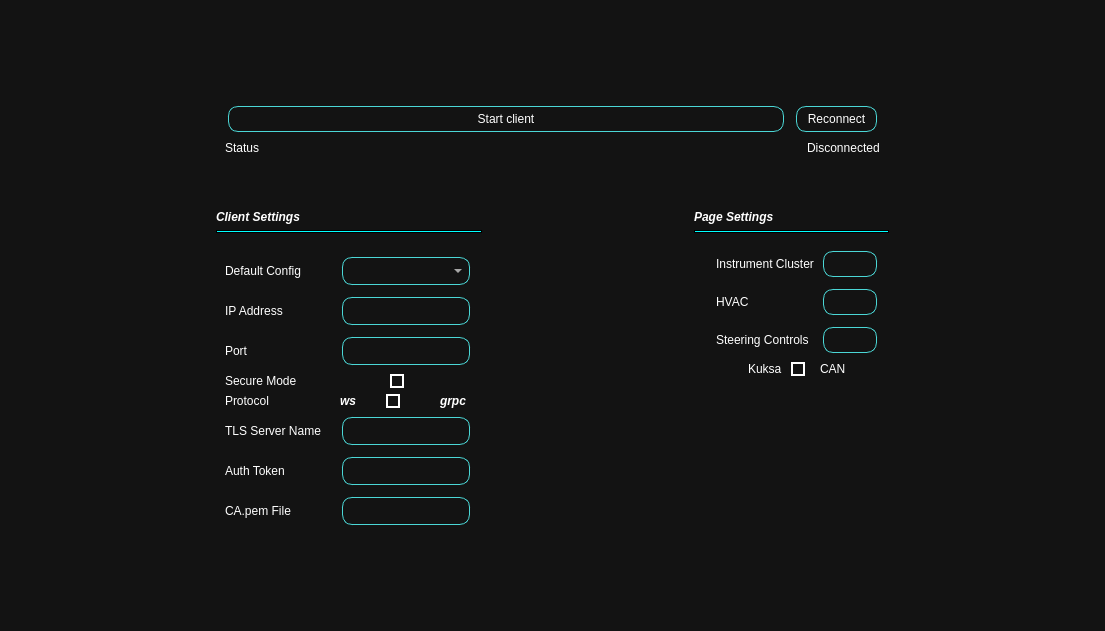
Above: ui/Settings_Window.ui from suchinton/AGL_Demo_Control_Panel before the change. Below: the same form after it.
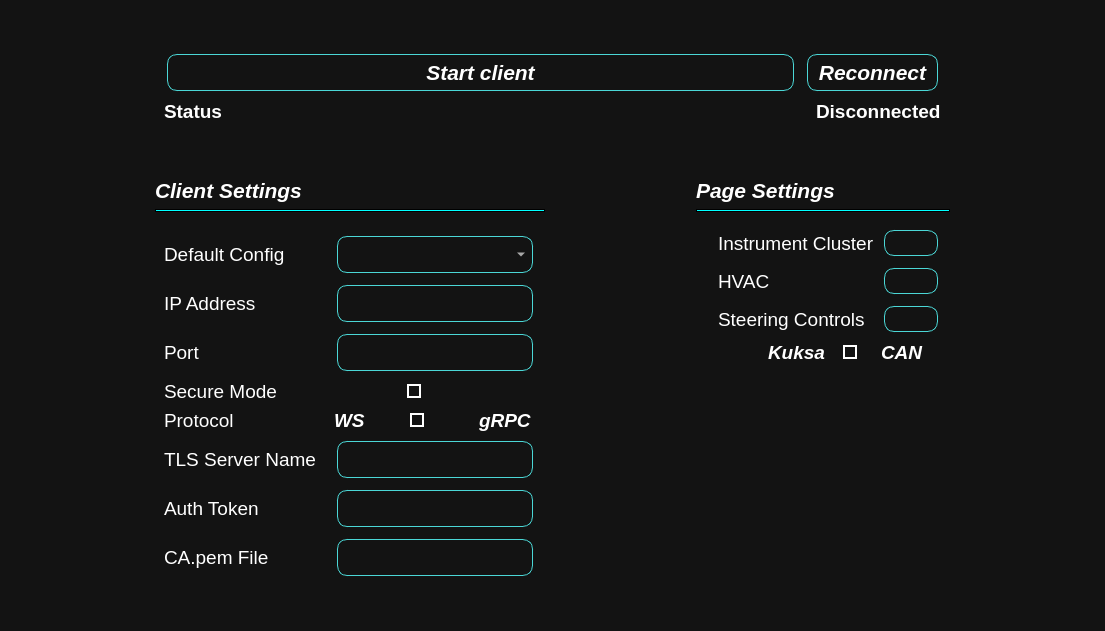
That is the form after the change. Icons and pictures are not drawn.

Commit message: Fix UI: Increase text size & alignment

The edit to the form file:
```diff
--- a/ui/Settings_Window.ui
+++ b/ui/Settings_Window.ui
@@ -127,6 +127,7 @@
      <widget class="QLabel" name="label_2">
       <property name="font">
        <font>
+        <pointsize>16</pointsize>
         <weight>75</weight>
         <italic>true</italic>
         <bold>true</bold>
@@ -154,6 +155,7 @@
      <widget class="QLabel" name="label_19">
       <property name="font">
        <font>
+        <pointsize>16</pointsize>
         <weight>75</weight>
         <italic>true</italic>
         <bold>true</bold>
@@ -229,6 +231,14 @@
            <verstretch>0</verstretch>
           </sizepolicy>
          </property>
+         <property name="font">
+          <font>
+           <pointsize>16</pointsize>
+           <weight>75</weight>
+           <italic>true</italic>
+           <bold>true</bold>
+          </font>
+         </property>
          <property name="text">
           <string>Start client</string>
          </property>
@@ -246,6 +256,14 @@
        </item>
        <item row="0" column="1" colspan="2" alignment="Qt::AlignRight">
         <widget class="QPushButton" name="reconnectBtn">
+         <property name="font">
+          <font>
+           <pointsize>16</pointsize>
+           <weight>75</weight>
+           <italic>true</italic>
+           <bold>true</bold>
+          </font>
+         </property>
          <property name="text">
           <string>Reconnect</string>
          </property>
@@ -279,6 +297,13 @@
            <verstretch>0</verstretch>
           </sizepolicy>
          </property>
+         <property name="font">
+          <font>
+           <pointsize>14</pointsize>
+           <weight>75</weight>
+           <bold>true</bold>
+          </font>
+         </property>
          <property name="text">
           <string>Disconnected</string>
          </property>
@@ -286,6 +311,13 @@
        </item>
        <item row="3" column="0">
         <widget class="QLabel" name="status">
+         <property name="font">
+          <font>
+           <pointsize>14</pointsize>
+           <weight>75</weight>
+           <bold>true</bold>
+          </font>
+         </property>
          <property name="text">
           <string>Status</string>
          </property>
@@ -353,6 +385,11 @@
       <layout class="QGridLayout" name="gridLayout_3">
        <item row="3" column="1" colspan="3">
         <widget class="QLabel" name="label_4">
+         <property name="font">
+          <font>
+           <pointsize>14</pointsize>
+          </font>
+         </property>
          <property name="text">
           <string>HVAC</string>
          </property>
@@ -384,6 +421,11 @@
        </item>
        <item row="2" column="1" colspan="3">
         <widget class="QLabel" name="label_3">
+         <property name="font">
+          <font>
+           <pointsize>14</pointsize>
+          </font>
+         </property>
          <property name="text">
           <string>Instrument Cluster</string>
          </property>
@@ -391,6 +433,11 @@
        </item>
        <item row="4" column="1" colspan="3">
         <widget class="QLabel" name="label_5">
+         <property name="font">
+          <font>
+           <pointsize>14</pointsize>
+          </font>
+         </property>
          <property name="text">
           <string>Steering Controls</string>
          </property>
@@ -408,6 +455,14 @@
        </item>
        <item row="5" column="2" alignment="Qt::AlignRight|Qt::AlignVCenter">
         <widget class="QLabel" name="label_14">
+         <property name="font">
+          <font>
+           <pointsize>14</pointsize>
+           <weight>75</weight>
+           <italic>true</italic>
+           <bold>true</bold>
+          </font>
+         </property>
          <property name="text">
           <string>Kuksa</string>
          </property>
@@ -457,6 +512,14 @@
        </item>
        <item row="5" column="4" alignment="Qt::AlignLeft">
         <widget class="QLabel" name="label_10">
+         <property name="font">
+          <font>
+           <pointsize>14</pointsize>
+           <weight>75</weight>
+           <italic>true</italic>
+           <bold>true</bold>
+          </font>
+         </property>
          <property name="text">
           <string>CAN</string>
          </property>
@@ -559,6 +622,11 @@
       <layout class="QGridLayout" name="gridLayout_2">
        <item row="1" column="3" colspan="6">
         <widget class="QLineEdit" name="IPAddrInput">
+         <property name="font">
+          <font>
+           <pointsize>14</pointsize>
+          </font>
+         </property>
          <property name="placeholderText">
           <string/>
          </property>
@@ -566,6 +634,11 @@
        </item>
        <item row="2" column="0">
         <widget class="QLabel" name="label_16">
+         <property name="font">
+          <font>
+           <pointsize>14</pointsize>
+          </font>
+         </property>
          <property name="text">
           <string>Port</string>
          </property>
@@ -582,10 +655,21 @@
         </widget>
        </item>
        <item row="5" column="3" colspan="6">
-        <widget class="QLineEdit" name="TLS_Server_Name"/>
+        <widget class="QLineEdit" name="TLS_Server_Name">
+         <property name="font">
+          <font>
+           <pointsize>14</pointsize>
+          </font>
+         </property>
+        </widget>
        </item>
        <item row="0" column="0">
         <widget class="QLabel" name="label_18">
+         <property name="font">
+          <font>
+           <pointsize>14</pointsize>
+          </font>
+         </property>
          <property name="text">
           <string>Default Config</string>
          </property>
@@ -593,6 +677,11 @@
        </item>
        <item row="1" column="0" colspan="3">
         <widget class="QLabel" name="IPAddr">
+         <property name="font">
+          <font>
+           <pointsize>14</pointsize>
+          </font>
+         </property>
          <property name="text">
           <string>IP Address</string>
          </property>
@@ -600,6 +689,11 @@
        </item>
        <item row="3" column="0" colspan="3">
         <widget class="QLabel" name="label">
+         <property name="font">
+          <font>
+           <pointsize>14</pointsize>
+          </font>
+         </property>
          <property name="toolTip">
           <string>Default: Secure</string>
          </property>
@@ -609,34 +703,57 @@
         </widget>
        </item>
        <item row="2" column="3" colspan="6">
-        <widget class="QLineEdit" name="PortInput"/>
+        <widget class="QLineEdit" name="PortInput">
+         <property name="font">
+          <font>
+           <pointsize>14</pointsize>
+          </font>
+         </property>
+        </widget>
        </item>
        <item row="6" column="0">
         <widget class="QLabel" name="label_21">
+         <property name="font">
+          <font>
+           <pointsize>14</pointsize>
+          </font>
+         </property>
          <property name="text">
           <string>Auth Token</string>
          </property>
         </widget>
        </item>
        <item row="6" column="3" colspan="6">
-        <widget class="QLineEdit" name="Auth_Token"/>
+        <widget class="QLineEdit" name="Auth_Token">
+         <property name="font">
+          <font>
+           <pointsize>14</pointsize>
+          </font>
+         </property>
+        </widget>
        </item>
        <item row="4" column="3" alignment="Qt::AlignHCenter">
         <widget class="QLabel" name="label_12">
          <property name="font">
           <font>
+           <pointsize>14</pointsize>
            <weight>75</weight>
            <italic>true</italic>
            <bold>true</bold>
           </font>
          </property>
          <property name="text">
-          <string>ws</string>
+          <string>WS</string>
          </property>
         </widget>
        </item>
        <item row="5" column="0">
         <widget class="QLabel" name="label_20">
+         <property name="font">
+          <font>
+           <pointsize>14</pointsize>
+          </font>
+         </property>
          <property name="text">
           <string>TLS Server Name</string>
          </property>
@@ -657,6 +774,11 @@
        </item>
        <item row="4" column="0" colspan="2">
         <widget class="QLabel" name="label_11">
+         <property name="font">
+          <font>
+           <pointsize>14</pointsize>
+          </font>
+         </property>
          <property name="toolTip">
           <string>Default: WS</string>
          </property>
@@ -666,7 +788,13 @@
         </widget>
        </item>
        <item row="0" column="3" colspan="6">
-        <widget class="QComboBox" name="List_Configs_ComboBox"/>
+        <widget class="QComboBox" name="List_Configs_ComboBox">
+         <property name="font">
+          <font>
+           <pointsize>14</pointsize>
+          </font>
+         </property>
+        </widget>
        </item>
        <item row="3" column="3" alignment="Qt::AlignHCenter">
         <widget class="QLabel" name="label_9">
@@ -682,25 +810,37 @@
         <widget class="QLabel" name="label_13">
          <property name="font">
           <font>
+           <pointsize>14</pointsize>
            <weight>75</weight>
            <italic>true</italic>
            <bold>true</bold>
           </font>
          </property>
          <property name="text">
-          <string>grpc</string>
+          <string>gRPC</string>
          </property>
         </widget>
        </item>
        <item row="7" column="0">
         <widget class="QLabel" name="label_17">
+         <property name="font">
+          <font>
+           <pointsize>14</pointsize>
+          </font>
+         </property>
          <property name="text">
           <string>CA.pem File</string>
          </property>
         </widget>
        </item>
        <item row="7" column="3" colspan="6">
-        <widget class="QLineEdit" name="CA_File"/>
+        <widget class="QLineEdit" name="CA_File">
+         <property name="font">
+          <font>
+           <pointsize>14</pointsize>
+          </font>
+         </property>
+        </widget>
        </item>
       </layout>
      </widget>
```
The commit also changes 6 other files.
